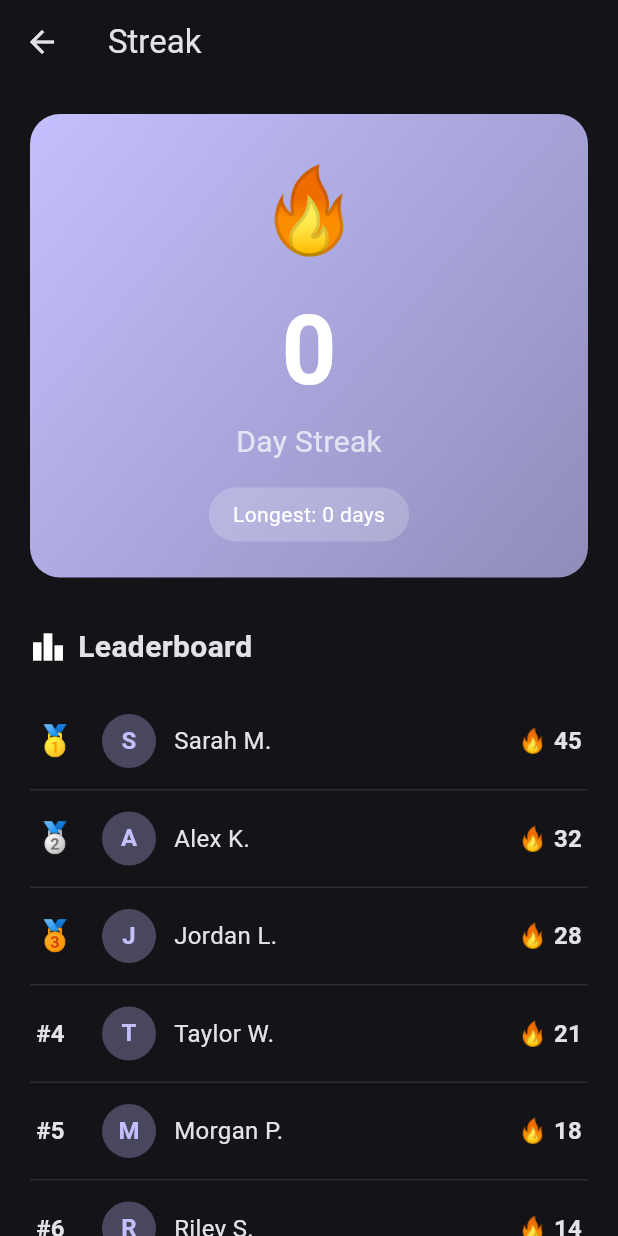
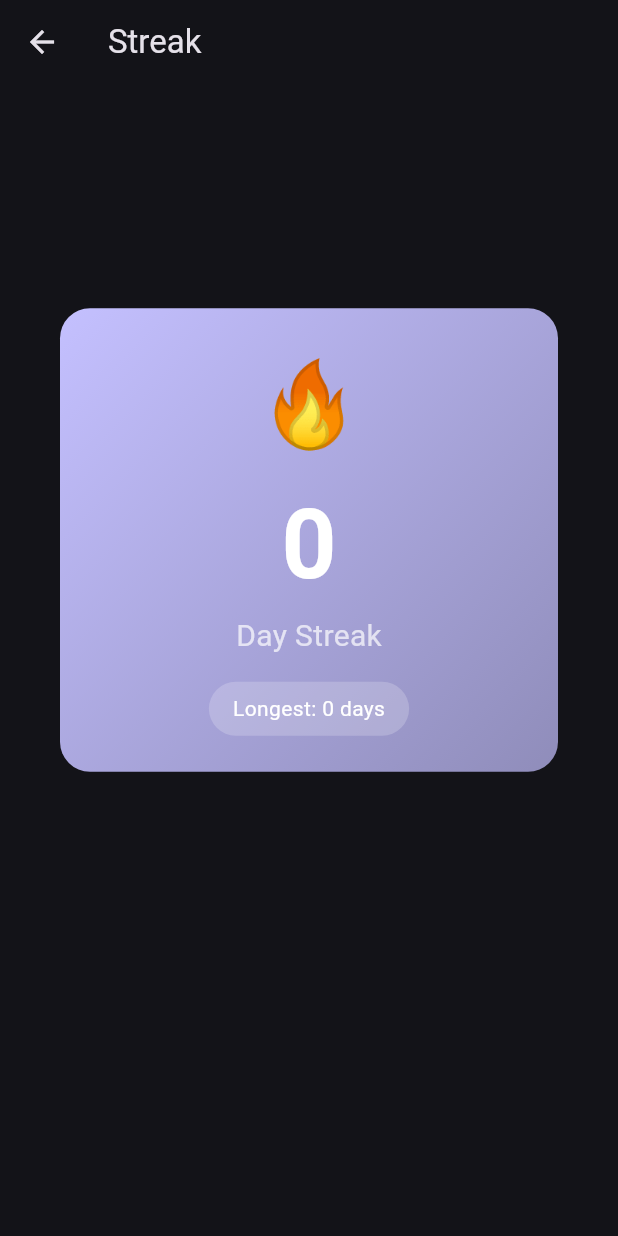
Before and after one commit to hiranosasuke/excerpt-ui, a Flutter app: the StreakScreen screen opened directly, on a phone screen of 412 x 824 dp. Run offline on Flutter 3.47's test engine with Material 3 defaults, Android fonts, the phone set to English and light mode, and no system bars; our stand-ins replace modal_bottom_sheet, sign_in_with_apple, supabase_flutter; accounts and stored records are empty; network calls fail.

Commit message:
Streak page fixes

```diff
--- a/lib/screens/streak_screen.dart
+++ b/lib/screens/streak_screen.dart
@@ -14,17 +14,6 @@ class _StreakScreenState extends State<StreakScreen> {
   UserStreak? _streak;
   bool _isLoading = true;
   String? _error;
-
-  // Sample leaderboard data (placeholder - API doesn't have leaderboard endpoint yet)
-  static const List<Map<String, dynamic>> leaderboard = [
-    {'name': 'Sarah M.', 'streak': 45, 'isCurrentUser': false},
-    {'name': 'Alex K.', 'streak': 32, 'isCurrentUser': false},
-    {'name': 'Jordan L.', 'streak': 28, 'isCurrentUser': false},
-    {'name': 'Taylor W.', 'streak': 21, 'isCurrentUser': false},
-    {'name': 'Morgan P.', 'streak': 18, 'isCurrentUser': false},
-    {'name': 'Riley S.', 'streak': 14, 'isCurrentUser': false},
-    {'name': 'Quinn D.', 'streak': 9, 'isCurrentUser': false},
-  ];
 
   @override
   void initState() {
@@ -56,16 +45,6 @@ class _StreakScreenState extends State<StreakScreen> {
     }
   }
 
-  List<Map<String, dynamic>> _getLeaderboardWithUser() {
-    final currentStreak = _streak?.currentStreak ?? 0;
-    final allEntries = [
-      ...leaderboard,
-      {'name': 'You', 'streak': currentStreak, 'isCurrentUser': true},
-    ];
-    allEntries.sort((a, b) => (b['streak'] as int).compareTo(a['streak'] as int));
-    return allEntries;
-  }
-
   @override
   Widget build(BuildContext context) {
     if (_isLoading) {
@@ -77,16 +56,13 @@ class _StreakScreenState extends State<StreakScreen> {
 
     final currentStreak = _streak?.currentStreak ?? 0;
     final longestStreak = _streak?.longestStreak ?? 0;
-    final leaderboardWithUser = _getLeaderboardWithUser();
 
     return Scaffold(
       appBar: AppBar(title: const Text("Streak")),
-      body: SingleChildScrollView(
-        padding: const EdgeInsets.fromLTRB(20, 20, 20, 120),
-        child: Column(
-          children: [
-            // Streak Card
-            Container(
+      body: Center(
+        child: Padding(
+          padding: const EdgeInsets.fromLTRB(40, 0, 40, 160),
+          child: Container(
             width: double.infinity,
             padding: const EdgeInsets.all(24),
             decoration: BoxDecoration(
@@ -101,6 +77,7 @@ class _StreakScreenState extends State<StreakScreen> {
               borderRadius: BorderRadius.circular(20),
             ),
             child: Column(
+              mainAxisSize: MainAxisSize.min,
               children: [
                 const Text(
                   '🔥',
@@ -143,119 +120,6 @@ class _StreakScreenState extends State<StreakScreen> {
               ],
             ),
           ),
-            const SizedBox(height: 32),
-            // Leaderboard Section
-            Row(
-              children: [
-                const Icon(Icons.leaderboard, size: 24),
-                const SizedBox(width: 8),
-                Text(
-                  'Leaderboard',
-                  style: TextStyle(
-                    fontSize: 20,
-                    fontWeight: FontWeight.bold,
-                    color: Theme.of(context).colorScheme.onSurface,
-                  ),
-                ),
-              ],
-            ),
-            const SizedBox(height: 16),
-            ListView.separated(
-              shrinkWrap: true,
-              physics: const NeverScrollableScrollPhysics(),
-              itemCount: leaderboardWithUser.length,
-              separatorBuilder: (context, index) => Divider(
-                height: 1,
-                color: Theme.of(context).dividerColor.withOpacity(0.2),
-              ),
-              itemBuilder: (context, index) {
-                final entry = leaderboardWithUser[index];
-                final isCurrentUser = entry['isCurrentUser'] as bool;
-                final rank = index + 1;
-
-                return Container(
-                  padding: const EdgeInsets.symmetric(
-                    horizontal: 4,
-                    vertical: 14,
-                  ),
-                  decoration: isCurrentUser
-                      ? BoxDecoration(
-                          color: Theme.of(context)
-                              .colorScheme
-                              .primary
-                              .withOpacity(0.1),
-                          borderRadius: BorderRadius.circular(12),
-                        )
-                      : null,
-                  child: Row(
-                    children: [
-                      // Rank
-                      SizedBox(
-                        width: 32,
-                        child: Text(
-                          rank <= 3 ? ['🥇', '🥈', '🥉'][rank - 1] : '#$rank',
-                          style: TextStyle(
-                            fontSize: rank <= 3 ? 20 : 16,
-                            fontWeight: FontWeight.bold,
-                            color: Theme.of(context).colorScheme.onSurface,
-                          ),
-                        ),
-                      ),
-                      const SizedBox(width: 12),
-                      // Avatar
-                      CircleAvatar(
-                        radius: 18,
-                        backgroundColor: isCurrentUser
-                            ? Theme.of(context).colorScheme.primary
-                            : Theme.of(context)
-                                .colorScheme
-                                .primary
-                                .withOpacity(0.3),
-                        child: Text(
-                          entry['name'].toString().substring(0, 1),
-                          style: TextStyle(
-                            color: isCurrentUser
-                                ? Colors.white
-                                : Theme.of(context).colorScheme.primary,
-                            fontWeight: FontWeight.bold,
-                          ),
-                        ),
-                      ),
-                      const SizedBox(width: 12),
-                      // Name
-                      Expanded(
-                        child: Text(
-                          entry['name'] as String,
-                          style: TextStyle(
-                            fontSize: 16,
-                            fontWeight: isCurrentUser
-                                ? FontWeight.bold
-                                : FontWeight.normal,
-                            color: Theme.of(context).colorScheme.onSurface,
-                          ),
-                        ),
-                      ),
-                      // Streak
-                      Row(
-                        children: [
-                          const Text('🔥', style: TextStyle(fontSize: 16)),
-                          const SizedBox(width: 4),
-                          Text(
-                            '${entry['streak']}',
-                            style: TextStyle(
-                              fontSize: 16,
-                              fontWeight: FontWeight.bold,
-                              color: Theme.of(context).colorScheme.onSurface,
-                            ),
-                          ),
-                        ],
-                      ),
-                    ],
-                  ),
-                );
-              },
-            ),
-          ],
         ),
       ),
     );
```
Lines whose indentation alone changed are shown as unchanged.
